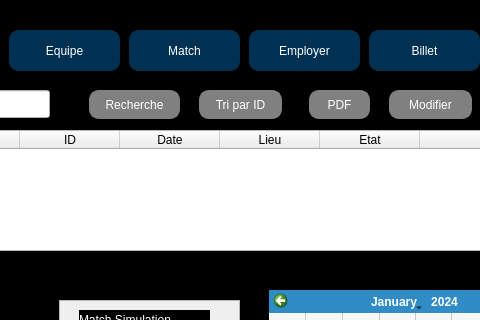
This is mainwindow.ui in YoussefHedhli/Projet_Cpp as Qt 5 draws it before an edit; both pictures show x 351 to 831 and y 0 to 320 of the 1313 by 600 pixel window. The edited form follows.
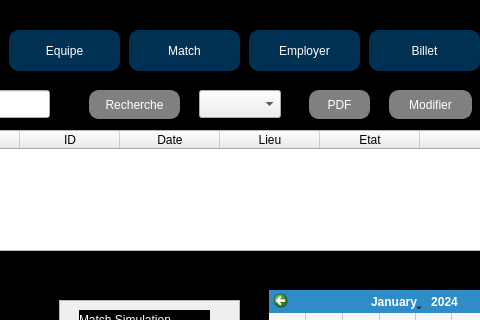
This is the edited form.

```diff
--- a/mainwindow.ui
+++ b/mainwindow.ui
@@ -581,33 +581,6 @@
      <string>Recherche</string>
     </property>
    </widget>
-   <widget class="QPushButton" name="tri">
-    <property name="geometry">
-     <rect>
-      <x>550</x>
-      <y>90</y>
-      <width>83</width>
-      <height>29</height>
-     </rect>
-    </property>
-    <property name="styleSheet">
-     <string notr="true">QPushButton {
-    border: 2px solid #808080;   /* Grey border */
-    border-radius: 10px;         /* Round the corners */
-    padding: 0 8px;              /* Padding inside the button */
-    background: #808080;         /* Grey background */
-    color: white;                /* White text color */
-}
-
-QPushButton:hover {
-    background-color: #505050;   /* Darker grey on hover */
-}
-</string>
-    </property>
-    <property name="text">
-     <string>Tri par ID</string>
-    </property>
-   </widget>
    <widget class="QPushButton" name="btnModifier">
     <property name="geometry">
      <rect>
@@ -747,6 +720,16 @@
      </rect>
     </property>
    </widget>
+   <widget class="QComboBox" name="tri">
+    <property name="geometry">
+     <rect>
+      <x>550</x>
+      <y>90</y>
+      <width>82</width>
+      <height>28</height>
+     </rect>
+    </property>
+   </widget>
    <zorder>label_8</zorder>
    <zorder>label_pic</zorder>
    <zorder>Mailing</zorder>
```
Left out of the diff: 2 changed lines with no effect on the pictures.
